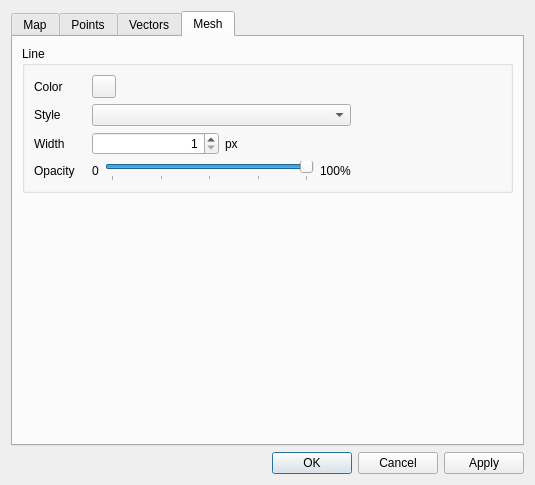
The window that src/ui/layer_properties_dialog.ui (IPH-ECO/iph-eco-gui) describes before a commit, drawn with Qt 5.
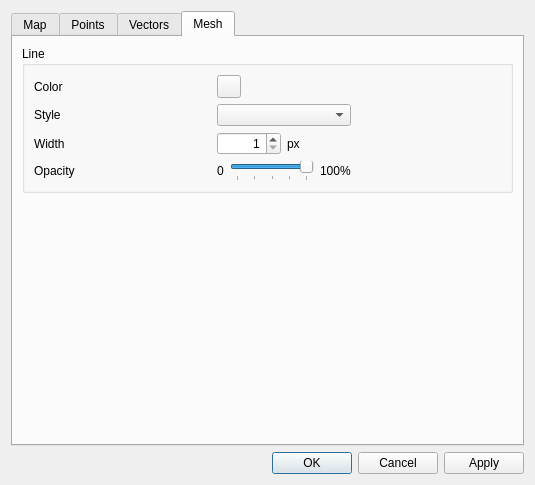
The same window after the commit. The open tabs and pages were chosen to show the change.

Commit message: Axes scaling on view results dialog

```diff
--- a/src/ui/layer_properties_dialog.ui
+++ b/src/ui/layer_properties_dialog.ui
@@ -616,81 +616,7 @@
          <property name="title">
           <string>Line</string>
          </property>
-         <layout class="QGridLayout" name="gridLayout_2" columnstretch="1,5,0">
-          <item row="0" column="0">
-           <widget class="QLabel" name="label_3">
-            <property name="text">
-             <string>Color</string>
-            </property>
-           </widget>
-          </item>
-          <item row="1" column="2">
-           <spacer name="horizontalSpacer_2">
-            <property name="orientation">
-             <enum>Qt::Horizontal</enum>
-            </property>
-            <property name="sizeType">
-             <enum>QSizePolicy::Fixed</enum>
-            </property>
-            <property name="sizeHint" stdset="0">
-             <size>
-              <width>150</width>
-              <height>20</height>
-             </size>
-            </property>
-           </spacer>
-          </item>
-          <item row="0" column="1">
-           <widget class="QToolButton" name="btnLineColor">
-            <property name="text">
-             <string/>
-            </property>
-           </widget>
-          </item>
-          <item row="2" column="0">
-           <widget class="QLabel" name="label_5">
-            <property name="text">
-             <string>Width</string>
-            </property>
-           </widget>
-          </item>
-          <item row="1" column="0">
-           <widget class="QLabel" name="label_4">
-            <property name="sizePolicy">
-             <sizepolicy hsizetype="Minimum" vsizetype="Preferred">
-              <horstretch>0</horstretch>
-              <verstretch>0</verstretch>
-             </sizepolicy>
-            </property>
-            <property name="text">
-             <string>Style</string>
-            </property>
-           </widget>
-          </item>
-          <item row="2" column="1">
-           <layout class="QHBoxLayout" name="horizontalLayout_3">
-            <item>
-             <widget class="QSpinBox" name="sbxLineWidth">
-              <property name="alignment">
-               <set>Qt::AlignRight|Qt::AlignTrailing|Qt::AlignVCenter</set>
-              </property>
-              <property name="minimum">
-               <number>1</number>
-              </property>
-              <property name="maximum">
-               <number>5</number>
-              </property>
-             </widget>
-            </item>
-            <item>
-             <widget class="QLabel" name="label_6">
-              <property name="text">
-               <string>px</string>
-              </property>
-             </widget>
-            </item>
-           </layout>
-          </item>
+         <layout class="QGridLayout" name="gridLayout_2" columnstretch="1,0,0">
           <item row="3" column="0">
            <widget class="QLabel" name="label_10">
             <property name="text">
@@ -745,6 +671,80 @@
             </property>
            </widget>
           </item>
+          <item row="2" column="1">
+           <layout class="QHBoxLayout" name="horizontalLayout_3">
+            <item>
+             <widget class="QSpinBox" name="sbxLineWidth">
+              <property name="alignment">
+               <set>Qt::AlignRight|Qt::AlignTrailing|Qt::AlignVCenter</set>
+              </property>
+              <property name="minimum">
+               <number>1</number>
+              </property>
+              <property name="maximum">
+               <number>5</number>
+              </property>
+             </widget>
+            </item>
+            <item>
+             <widget class="QLabel" name="label_6">
+              <property name="text">
+               <string>px</string>
+              </property>
+             </widget>
+            </item>
+           </layout>
+          </item>
+          <item row="1" column="2">
+           <spacer name="horizontalSpacer_2">
+            <property name="orientation">
+             <enum>Qt::Horizontal</enum>
+            </property>
+            <property name="sizeType">
+             <enum>QSizePolicy::Fixed</enum>
+            </property>
+            <property name="sizeHint" stdset="0">
+             <size>
+              <width>150</width>
+              <height>20</height>
+             </size>
+            </property>
+           </spacer>
+          </item>
+          <item row="2" column="0">
+           <widget class="QLabel" name="label_5">
+            <property name="text">
+             <string>Width</string>
+            </property>
+           </widget>
+          </item>
+          <item row="1" column="0">
+           <widget class="QLabel" name="label_4">
+            <property name="sizePolicy">
+             <sizepolicy hsizetype="Minimum" vsizetype="Preferred">
+              <horstretch>0</horstretch>
+              <verstretch>0</verstretch>
+             </sizepolicy>
+            </property>
+            <property name="text">
+             <string>Style</string>
+            </property>
+           </widget>
+          </item>
+          <item row="0" column="1">
+           <widget class="QToolButton" name="btnLineColor">
+            <property name="text">
+             <string/>
+            </property>
+           </widget>
+          </item>
+          <item row="0" column="0">
+           <widget class="QLabel" name="label_3">
+            <property name="text">
+             <string>Color</string>
+            </property>
+           </widget>
+          </item>
          </layout>
         </widget>
        </item>
```
The commit also changes 6 other files.
